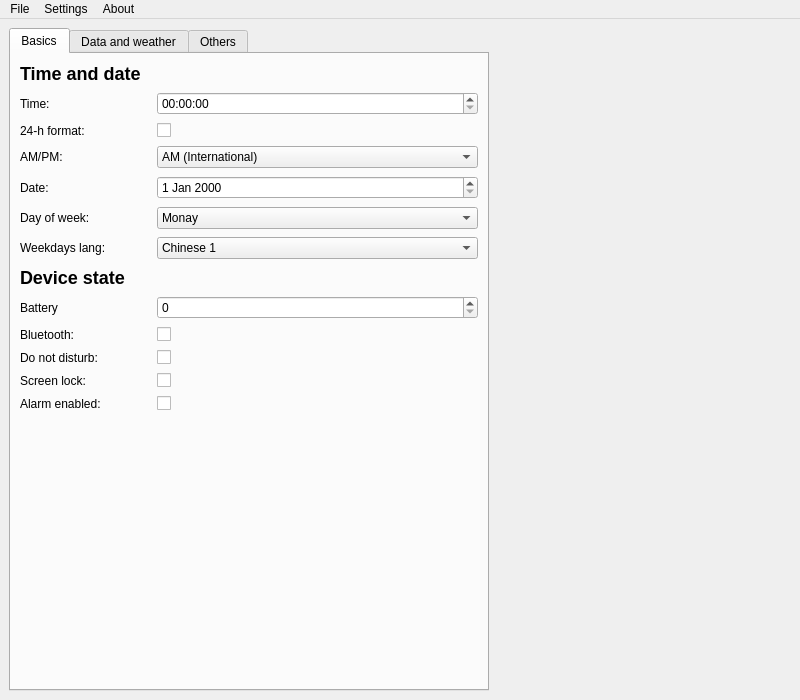
This is mibandpreview_qt/qt/app.ui in melianmiko/mibandpreview as Qt 5 draws it before an edit. The edited form follows.
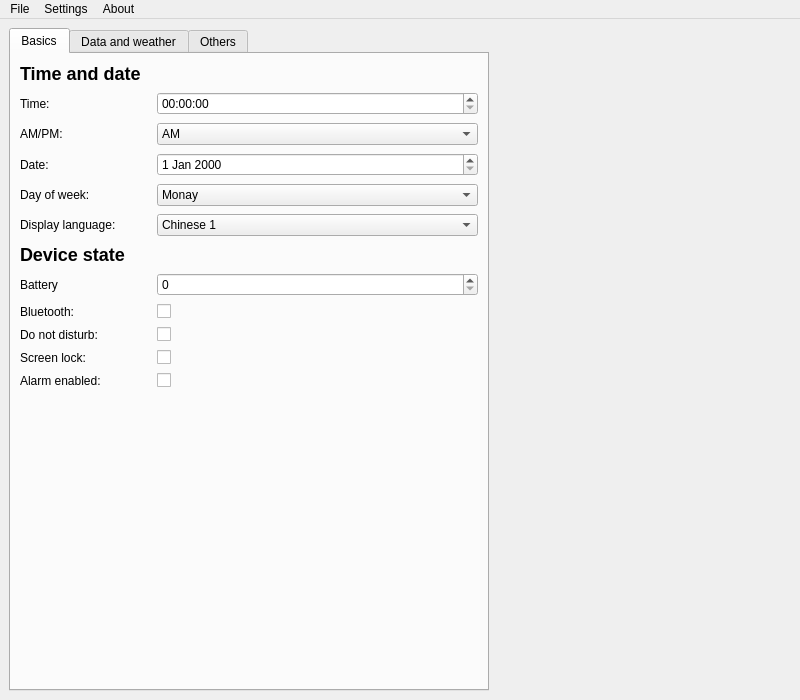
This is the edited form. Icons and pictures are not drawn.

Commit message: Global language prop, misc fixes

The edit to the form file:
```diff
--- a/mibandpreview_qt/qt/app.ui
+++ b/mibandpreview_qt/qt/app.ui
@@ -121,27 +121,17 @@
              </widget>
             </item>
             <item row="2" column="0">
-             <widget class="QLabel" name="t24hLabel">
-              <property name="text">
-               <string>24-h format:</string>
-              </property>
-             </widget>
-            </item>
-            <item row="2" column="1">
-             <widget class="QCheckBox" name="edit_24h"/>
-            </item>
-            <item row="3" column="0">
              <widget class="QLabel" name="aMPMLabel">
               <property name="text">
                <string>AM/PM:</string>
               </property>
              </widget>
             </item>
-            <item row="3" column="1">
+            <item row="2" column="1">
              <widget class="QComboBox" name="edit_am_pm">
               <item>
                <property name="text">
-                <string>AM (International)</string>
+                <string notr="true">AM</string>
                </property>
               </item>
               <item>
@@ -161,24 +151,24 @@
               </item>
              </widget>
             </item>
-            <item row="4" column="0">
+            <item row="3" column="0">
              <widget class="QLabel" name="dateLabel">
               <property name="text">
                <string>Date:</string>
               </property>
              </widget>
             </item>
-            <item row="4" column="1">
+            <item row="3" column="1">
              <widget class="QDateEdit" name="edit_date"/>
             </item>
-            <item row="5" column="0">
+            <item row="4" column="0">
              <widget class="QLabel" name="dayOfWeekLabel">
               <property name="text">
                <string>Day of week:</string>
               </property>
              </widget>
             </item>
-            <item row="5" column="1">
+            <item row="4" column="1">
              <widget class="QComboBox" name="edit_weekday">
               <item>
                <property name="text">
@@ -217,15 +207,15 @@
               </item>
              </widget>
             </item>
-            <item row="6" column="0">
+            <item row="5" column="0">
              <widget class="QLabel" name="weekdaysLangLabel">
               <property name="text">
-               <string>Weekdays lang:</string>
+               <string>Display language:</string>
               </property>
              </widget>
             </item>
-            <item row="6" column="1">
-             <widget class="QComboBox" name="edit_wd_lang">
+            <item row="5" column="1">
+             <widget class="QComboBox" name="edit_language">
               <item>
                <property name="text">
                 <string>Chinese 1</string>
@@ -243,7 +233,7 @@
               </item>
              </widget>
             </item>
-            <item row="7" column="0">
+            <item row="6" column="0">
              <widget class="QLabel" name="label_2">
               <property name="text">
                <string>&lt;h2&gt;Device state&lt;/h2&gt;</string>
@@ -253,58 +243,58 @@
               </property>
              </widget>
             </item>
-            <item row="8" column="0">
+            <item row="7" column="0">
              <widget class="QLabel" name="batteryLabel">
               <property name="text">
                <string>Battery</string>
               </property>
              </widget>
             </item>
-            <item row="8" column="1">
+            <item row="7" column="1">
              <widget class="QSpinBox" name="edit_battery">
               <property name="maximum">
                <number>100</number>
               </property>
              </widget>
             </item>
-            <item row="9" column="0">
+            <item row="8" column="0">
              <widget class="QLabel" name="bluetoothLabel">
               <property name="text">
                <string>Bluetooth:</string>
               </property>
              </widget>
             </item>
-            <item row="9" column="1">
+            <item row="8" column="1">
              <widget class="QCheckBox" name="edit_bluetooth"/>
             </item>
-            <item row="10" column="0">
+            <item row="9" column="0">
              <widget class="QLabel" name="doNotDisturbLabel">
               <property name="text">
                <string>Do not disturb:</string>
               </property>
              </widget>
             </item>
-            <item row="10" column="1">
+            <item row="9" column="1">
              <widget class="QCheckBox" name="edit_mute"/>
             </item>
-            <item row="11" column="0">
+            <item row="10" column="0">
              <widget class="QLabel" name="screenLockLabel">
               <property name="text">
                <string>Screen lock:</string>
               </property>
              </widget>
             </item>
-            <item row="11" column="1">
+            <item row="10" column="1">
              <widget class="QCheckBox" name="edit_lock"/>
             </item>
-            <item row="12" column="0">
+            <item row="11" column="0">
              <widget class="QLabel" name="alarmEnabledLabel">
               <property name="text">
                <string>Alarm enabled:</string>
               </property>
              </widget>
             </item>
-            <item row="12" column="1">
+            <item row="11" column="1">
              <widget class="QCheckBox" name="edit_alarm"/>
             </item>
            </layout>
```
Left out of the diff: 25 changed lines with no effect on the pictures. The commit also changes 2 other files.
